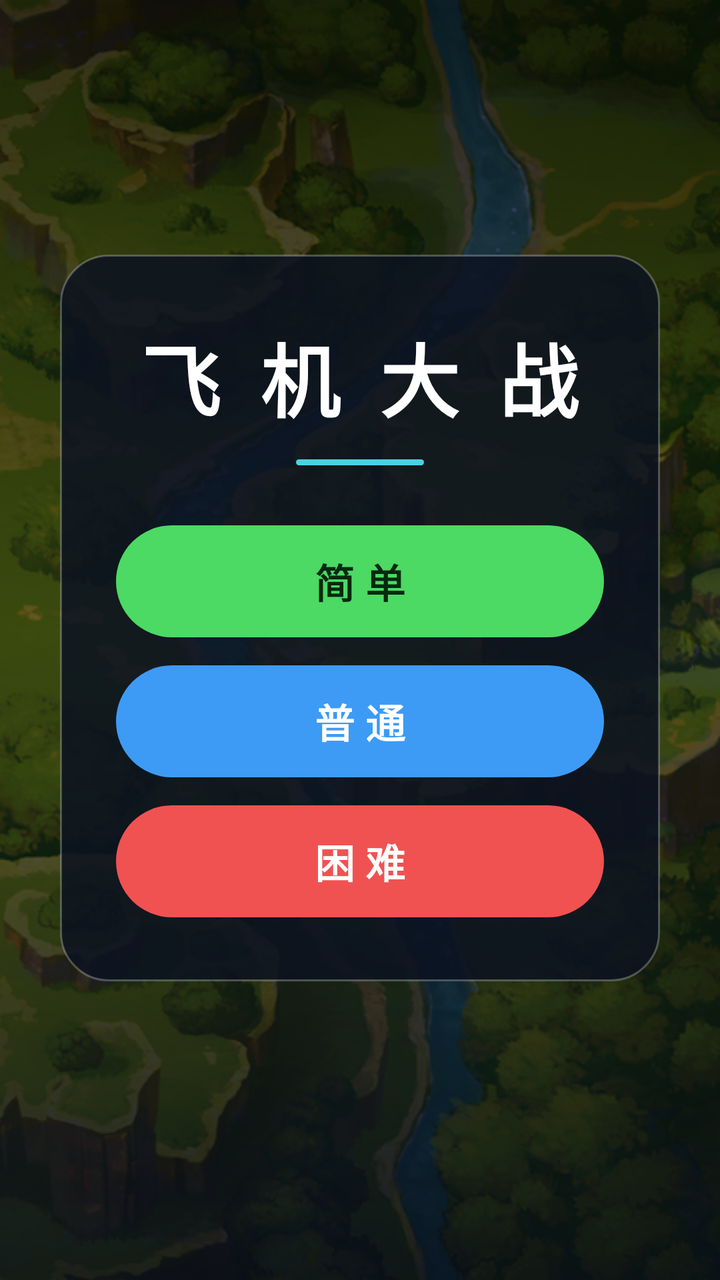
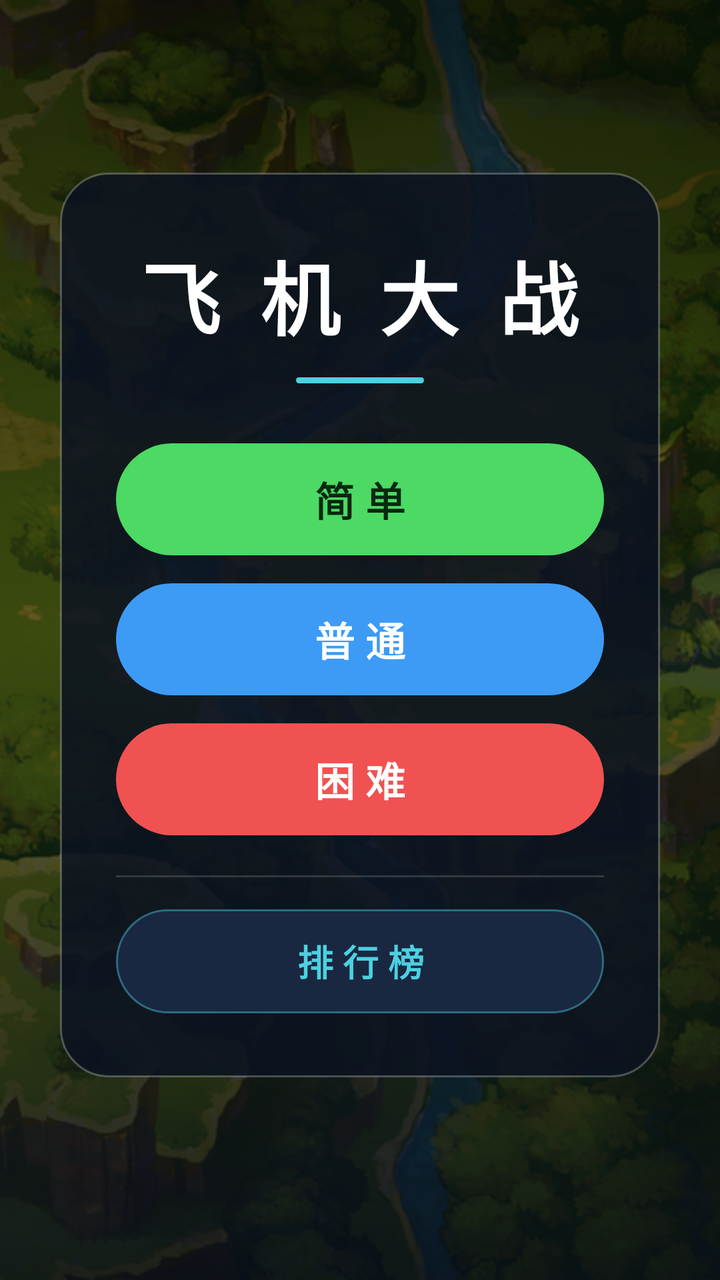

An Android layout rendered at two revisions. The XML below is the earlier revision; the diff shows what the commit changed to produce the second picture.
<!-- AndroidManifest.xml: application theme Theme.AircraftWar10 -->
<!-- res/layout/activity_main.xml -->
<?xml version="1.0" encoding="utf-8"?>
<androidx.constraintlayout.widget.ConstraintLayout xmlns:android="http://schemas.android.com/apk/res/android"
    xmlns:app="http://schemas.android.com/apk/res-auto"
    xmlns:tools="http://schemas.android.com/tools"
    android:id="@+id/main"
    android:layout_width="match_parent"
    android:layout_height="match_parent"
    android:background="@android:color/black"
    tools:context=".MainActivity">

    <ImageView
        android:id="@+id/bgImage"
        android:layout_width="0dp"
        android:layout_height="0dp"
        android:importantForAccessibility="no"
        android:scaleType="centerCrop"
        android:src="@drawable/bg"
        app:layout_constraintBottom_toBottomOf="parent"
        app:layout_constraintEnd_toEndOf="parent"
        app:layout_constraintStart_toStartOf="parent"
        app:layout_constraintTop_toTopOf="parent" />

    <View
        android:id="@+id/scrim"
        android:layout_width="0dp"
        android:layout_height="0dp"
        android:background="@drawable/bg_scrim"
        app:layout_constraintBottom_toBottomOf="parent"
        app:layout_constraintEnd_toEndOf="parent"
        app:layout_constraintStart_toStartOf="parent"
        app:layout_constraintTop_toTopOf="parent" />

    <LinearLayout
        android:id="@+id/menuCard"
        android:layout_width="300dp"
        android:layout_height="wrap_content"
        android:background="@drawable/bg_panel"
        android:elevation="12dp"
        android:gravity="center_horizontal"
        android:orientation="vertical"
        android:paddingStart="28dp"
        android:paddingTop="32dp"
        android:paddingEnd="28dp"
        android:paddingBottom="32dp"
        app:layout_constraintBottom_toBottomOf="parent"
        app:layout_constraintEnd_toEndOf="parent"
        app:layout_constraintStart_toStartOf="parent"
        app:layout_constraintTop_toTopOf="parent"
        app:layout_constraintVertical_bias="0.46">

        <TextView
            android:layout_width="wrap_content"
            android:layout_height="wrap_content"
            android:fontFamily="sans-serif-black"
            android:letterSpacing="0.12"
            android:text="飞 机 大 战"
            android:textColor="#FFFFFF"
            android:textSize="40sp"
            android:textStyle="bold" />

        <View
            android:layout_width="64dp"
            android:layout_height="3dp"
            android:layout_marginTop="12dp"
            android:background="@drawable/bg_accent_line" />

        <com.google.android.material.button.MaterialButton
            android:id="@+id/btnEasy"
            android:layout_width="match_parent"
            android:layout_height="56dp"
            android:layout_marginTop="30dp"
            android:insetTop="0dp"
            android:insetBottom="0dp"
            android:text="简 单"
            android:textAllCaps="false"
            android:textColor="#06280F"
            android:textSize="20sp"
            android:textStyle="bold"
            app:backgroundTint="#4CD964"
            app:cornerRadius="28dp" />

        <com.google.android.material.button.MaterialButton
            android:id="@+id/btnNormal"
            android:layout_width="match_parent"
            android:layout_height="56dp"
            android:layout_marginTop="14dp"
            android:insetTop="0dp"
            android:insetBottom="0dp"
            android:text="普 通"
            android:textAllCaps="false"
            android:textColor="#FFFFFF"
            android:textSize="20sp"
            android:textStyle="bold"
            app:backgroundTint="#3D9BF5"
            app:cornerRadius="28dp" />

        <com.google.android.material.button.MaterialButton
            android:id="@+id/btnHard"
            android:layout_width="match_parent"
            android:layout_height="56dp"
            android:layout_marginTop="14dp"
            android:insetTop="0dp"
            android:insetBottom="0dp"
            android:text="困 难"
            android:textAllCaps="false"
            android:textColor="#FFFFFF"
            android:textSize="20sp"
            android:textStyle="bold"
            app:backgroundTint="#F05252"
            app:cornerRadius="28dp" />

    </LinearLayout>

</androidx.constraintlayout.widget.ConstraintLayout>
<!-- resources referenced by this layout -->
<resources>
  <!-- drawable bg: jpg bitmap (drawable, 397093 bytes) -->
  <!-- drawable bg_accent_line (drawable) -->
  <?xml version="1.0" encoding="utf-8"?>
  <shape xmlns:android="http://schemas.android.com/apk/res/android"
      android:shape="rectangle">
      <solid android:color="#4DD0E1" />
      <corners android:radius="2dp" />
  </shape>
  <!-- drawable bg_panel (drawable) -->
  <?xml version="1.0" encoding="utf-8"?>
  <shape xmlns:android="http://schemas.android.com/apk/res/android"
      android:shape="rectangle">
      <solid android:color="#D90B1220" />
      <corners android:radius="24dp" />
      <stroke
          android:width="1dp"
          android:color="#40FFFFFF" />
  </shape>
  <!-- drawable bg_scrim (drawable) -->
  <?xml version="1.0" encoding="utf-8"?>
  <shape xmlns:android="http://schemas.android.com/apk/res/android"
      android:shape="rectangle">
      <gradient
          android:angle="270"
          android:centerColor="#66000000"
          android:endColor="#D9050A14"
          android:startColor="#B3000000"
          android:type="linear" />
  </shape>
  <style name="Theme.AircraftWar10" parent="Base.Theme.AircraftWar10" />
  <style name="Base.Theme.AircraftWar10" parent="Theme.Material3.DayNight.NoActionBar">
          
          
      </style>
</resources>

<!-- the commit's change to res/layout/activity_main.xml (unified diff, before → after) -->
@@ -109,6 +109,29 @@
             app:backgroundTint="#F05252"
             app:cornerRadius="28dp" />
 
+        <View
+            android:layout_width="match_parent"
+            android:layout_height="1dp"
+            android:layout_marginTop="20dp"
+            android:background="#26FFFFFF" />
+
+        <com.google.android.material.button.MaterialButton
+            android:id="@+id/btnRank"
+            android:layout_width="match_parent"
+            android:layout_height="52dp"
+            android:layout_marginTop="16dp"
+            android:insetTop="0dp"
+            android:insetBottom="0dp"
+            android:text="排 行 榜"
+            android:textAllCaps="false"
+            android:textColor="#4DD0E1"
+            android:textSize="18sp"
+            android:textStyle="bold"
+            app:backgroundTint="#192840"
+            app:cornerRadius="26dp"
+            app:strokeColor="#664DD0E1"
+            app:strokeWidth="1dp" />
+
     </LinearLayout>
 
 </androidx.constraintlayout.widget.ConstraintLayout>
